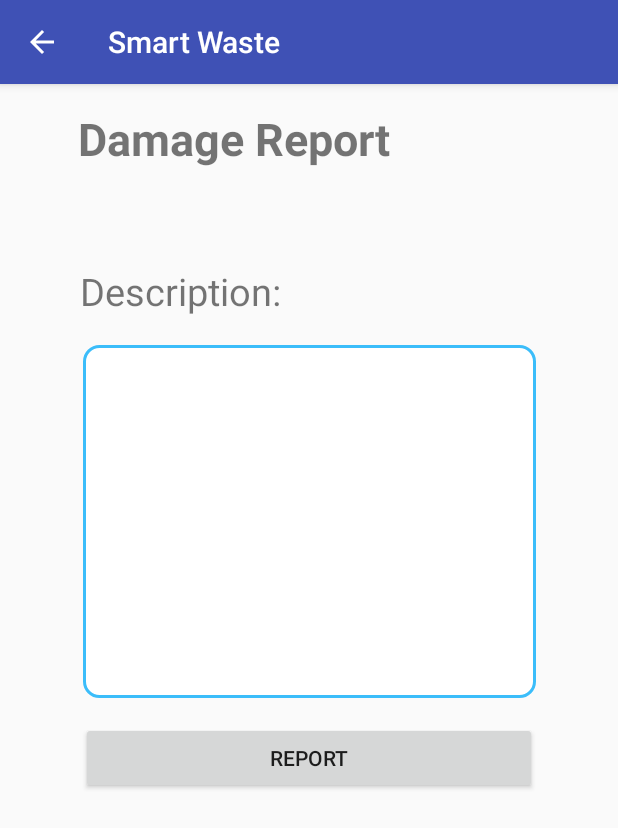
After one commit to waabiisaabii/Smart-Waste, an Android app: the ReportDamageActivity screen opened directly, with no data from a screen before it, on a phone screen of 412 x 824 dp. The commit adds this screen. Shown: the top 828 px of the screen. Run offline under Robolectric (Android 15) with nearby library versions, the phone set to English and light mode, and no system bars.

Commit message:
Finish GUI for damage report

```diff
--- a/GoogleMaps/app/build.gradle
+++ b/GoogleMaps/app/build.gradle
@@ -23,12 +23,13 @@ dependencies {
     implementation fileTree(include: ['*.jar'], dir: 'libs')
     implementation 'com.android.support:appcompat-v7:26.1.0'
     implementation 'com.google.android.gms:play-services-maps:12.0.0'
+    implementation 'com.android.support.constraint:constraint-layout:1.1.0'
     testImplementation 'junit:junit:4.12'
     androidTestImplementation 'com.android.support.test:runner:1.0.1'
     androidTestImplementation 'com.android.support.test.espresso:espresso-core:3.0.1'
     implementation 'com.google.maps.android:android-maps-utils:0.5+'
 //    implementation 'com.googlecode.json-simple:json-simple:1.1.1'
-    implementation ('com.googlecode.json-simple:json-simple:1.1.1') {
+    implementation('com.googlecode.json-simple:json-simple:1.1.1') {
         exclude module: 'junit'
     }
 
--- a/GoogleMaps/app/src/main/java/com/yujingya/googlemaps/BinStatus.java
+++ b/GoogleMaps/app/src/main/java/com/yujingya/googlemaps/BinStatus.java
@@ -173,6 +173,8 @@ public class BinStatus extends AsyncTask<Void, Void, List<BinStatus.Item>> {
         @Override
         public String toString() {
             StringBuilder sb = new StringBuilder();
+            sb.append("Bin ID: ").append(binId);
+            sb.append(String.format("\n"));
             sb.append(binStatus == 0 ? "Empty" : "Full");
             sb.append(": (").append(lat).append(", ").append(lon).append(")");
             return sb.toString();
--- /dev/null
+++ b/GoogleMaps/app/src/main/java/com/yujingya/googlemaps/ReportDamageActivity.java
@@ -0,0 +1,44 @@
+package com.yujingya.googlemaps;
+
+import android.app.Activity;
+import android.content.Intent;
+import android.support.v7.app.AppCompatActivity;
+import android.os.Bundle;
+import android.view.View;
+import android.view.inputmethod.InputMethodManager;
+import android.widget.EditText;
+import android.widget.TextView;
+
+public class ReportDamageActivity extends AppCompatActivity {
+
+    private EditText descriptionEditText;
+
+    @Override
+    protected void onCreate(Bundle savedInstanceState) {
+        super.onCreate(savedInstanceState);
+        setContentView(R.layout.activity_report_damage);
+
+        // Get the Intent that started this activity and extract the string
+        Intent intent = getIntent();
+        String message = intent.getStringExtra(MapsActivity.LAT_LON);
+
+        // Capture the layout's TextView and set the string as its text
+        TextView binInfoTextView = findViewById(R.id.binInfoTextView);
+        binInfoTextView.setText(message);
+
+        descriptionEditText = findViewById(R.id.descriptionEditText);
+        descriptionEditText.setOnFocusChangeListener(new View.OnFocusChangeListener() {
+            @Override
+            public void onFocusChange(View v, boolean hasFocus) {
+                if (!hasFocus) {
+                    hideKeyboard(v);
+                }
+            }
+        });
+    }
+
+    public void hideKeyboard(View view) {
+        InputMethodManager inputMethodManager =(InputMethodManager)getSystemService(Activity.INPUT_METHOD_SERVICE);
+        inputMethodManager.hideSoftInputFromWindow(view.getWindowToken(), 0);
+    }
+}
--- /dev/null
+++ b/GoogleMaps/app/src/main/res/drawable/rounded_border_edittext.xml
@@ -0,0 +1,14 @@
+<?xml version="1.0" encoding="utf-8"?>
+<selector xmlns:android="http://schemas.android.com/apk/res/android">
+    <item>
+        <shape android:shape="rectangle">
+            <solid android:color="#ffffff"/>
+            <corners android:radius="10dp" />
+            <stroke
+                android:width="2dp"
+                android:color="#3bbdfa"
+                />
+        </shape>
+    </item>
+
+</selector>
--- /dev/null
+++ b/GoogleMaps/app/src/main/res/layout/activity_report_damage.xml
@@ -0,0 +1,69 @@
+<?xml version="1.0" encoding="utf-8"?>
+<android.support.constraint.ConstraintLayout xmlns:android="http://schemas.android.com/apk/res/android"
+    xmlns:app="http://schemas.android.com/apk/res-auto"
+    xmlns:tools="http://schemas.android.com/tools"
+    android:layout_width="match_parent"
+    android:layout_height="match_parent"
+    android:clickable="true"
+    android:focusableInTouchMode="true"
+    tools:context=".ReportDamageActivity">
+
+    <TextView
+        android:id="@+id/Description"
+        android:layout_width="306dp"
+        android:layout_height="45dp"
+        android:layout_marginTop="8dp"
+        android:text="Description:"
+        android:textSize="25dp"
+        app:layout_constraintEnd_toEndOf="parent"
+        app:layout_constraintStart_toStartOf="parent"
+        app:layout_constraintTop_toBottomOf="@+id/binInfoTextView" />
+
+    <TextView
+        android:id="@+id/binInfoTextView"
+        android:layout_width="306dp"
+        android:layout_height="45dp"
+        android:layout_marginTop="8dp"
+        android:text="TextView"
+        android:textSize="17dp"
+        app:layout_constraintEnd_toEndOf="parent"
+        app:layout_constraintStart_toStartOf="parent"
+        app:layout_constraintTop_toBottomOf="@+id/descriptionTextView" />
+
+    <TextView
+        android:id="@+id/descriptionTextView"
+        android:layout_width="308dp"
+        android:layout_height="43dp"
+        android:layout_marginTop="16dp"
+        android:text="Damage Report"
+        android:textSize="30dp"
+        android:textStyle="bold"
+        app:layout_constraintEnd_toEndOf="parent"
+        app:layout_constraintStart_toStartOf="parent"
+        app:layout_constraintTop_toTopOf="parent" />
+
+    <EditText
+        android:id="@+id/descriptionEditText"
+        android:layout_width="302dp"
+        android:layout_height="235dp"
+        android:layout_marginTop="8dp"
+        android:ems="10"
+        android:inputType="textMultiLine"
+        android:background="@drawable/rounded_border_edittext"
+        android:gravity="top"
+        app:layout_constraintEnd_toEndOf="parent"
+        app:layout_constraintStart_toStartOf="parent"
+        app:layout_constraintTop_toBottomOf="@+id/Description" />
+
+    <Button
+        android:id="@+id/sendDamageReportButton"
+        android:layout_width="304dp"
+        android:layout_height="wrap_content"
+        android:layout_marginTop="16dp"
+        android:text="Report"
+        app:layout_constraintEnd_toEndOf="parent"
+        app:layout_constraintStart_toStartOf="parent"
+        app:layout_constraintTop_toBottomOf="@+id/descriptionEditText" />
+
+
+</android.support.constraint.ConstraintLayout>
--- a/GoogleMaps/app/src/main/res/values/strings.xml
+++ b/GoogleMaps/app/src/main/res/values/strings.xml
@@ -1,4 +1,4 @@
 <resources>
-    <string name="app_name">Google Maps</string>
+    <string name="app_name">Smart Waste</string>
     <string name="title_activity_maps">Map</string>
 </resources>
```
Also changed, not shown: GoogleMaps/app/src/main/AndroidManifest.xml (+9 -0 lines), GoogleMaps/app/src/main/java/com/yujingya/googlemaps/MapsActivity.java (+30 -9 lines), GoogleMaps/app/src/main/res/layout/activity_maps.xml (+6 -14 lines).
